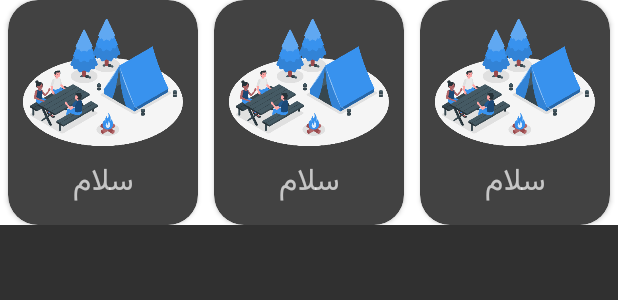
After one commit to sinaata25/hamsafar, an Android app: the layout item_recycler_logup3_fragment.xml on its own in the app's theme, with its tools: preview values and no code run, on a phone screen of 412 x 824 dp. The commit adds this screen. Shown: the top 300 px of the screen. Run offline under Robolectric (Android 15) with nearby library versions, the phone set to English and light mode, and no system bars.

Commit message:
loading intro completed

```diff
--- /dev/null
+++ b/app/src/main/res/layout/item_recycler_logup3_fragment.xml
@@ -0,0 +1,96 @@
+<?xml version="1.0" encoding="utf-8"?>
+<LinearLayout xmlns:android="http://schemas.android.com/apk/res/android"
+    android:layout_width="match_parent"
+    xmlns:app="http://schemas.android.com/apk/res-auto"
+    android:background="@color/white"
+    android:layout_height="150dp">
+
+    <androidx.cardview.widget.CardView
+        android:layout_width="130dp"
+        android:layout_marginHorizontal="5dp"
+        app:cardCornerRadius="20dp"
+        android:layout_weight=".3"
+        android:layout_height="150dp">
+
+        <LinearLayout
+            android:layout_width="match_parent"
+            android:orientation="vertical"
+            android:layout_height="match_parent">
+            <ImageView
+                android:layout_width="match_parent"
+                android:layout_marginTop="10dp"
+                android:src="@mipmap/intro2"
+                android:layout_marginHorizontal="10dp"
+                android:layout_height="90dp"/>
+            <TextView
+                android:layout_width="match_parent"
+                android:layout_marginHorizontal="10dp"
+                android:layout_marginBottom="10dp"
+                android:gravity="center"
+                android:textSize="20dp"
+                android:fontFamily="@font/vazir"
+                android:text="سلام"
+                android:layout_height="40dp"/>
+
+        </LinearLayout>
+    </androidx.cardview.widget.CardView>
+    <androidx.cardview.widget.CardView
+        android:layout_width="130dp"
+        android:layout_marginHorizontal="5dp"
+        app:cardCornerRadius="20dp"
+        android:layout_weight=".3"
+        android:layout_height="150dp">
+
+        <LinearLayout
+            android:layout_width="match_parent"
+            android:orientation="vertical"
+            android:layout_height="match_parent">
+            <ImageView
+                android:layout_width="match_parent"
+                android:layout_marginTop="10dp"
+                android:src="@mipmap/intro2"
+                android:layout_marginHorizontal="10dp"
+                android:layout_height="90dp"/>
+            <TextView
+                android:layout_width="match_parent"
+                android:layout_marginHorizontal="10dp"
+                android:layout_marginBottom="10dp"
+                android:gravity="center"
+                android:textSize="20dp"
+                android:fontFamily="@font/vazir"
+                android:text="سلام"
+                android:layout_height="40dp"/>
+
+        </LinearLayout>
+    </androidx.cardview.widget.CardView>
+    <androidx.cardview.widget.CardView
+        android:layout_width="130dp"
+        android:layout_marginHorizontal="5dp"
+        app:cardCornerRadius="20dp"
+        android:layout_weight=".3"
+        android:layout_height="150dp">
+
+        <LinearLayout
+            android:layout_width="match_parent"
+            android:orientation="vertical"
+            android:layout_height="match_parent">
+            <ImageView
+                android:layout_width="match_parent"
+                android:layout_marginTop="10dp"
+                android:src="@mipmap/intro2"
+                android:layout_marginHorizontal="10dp"
+                android:layout_height="90dp"/>
+            <TextView
+                android:layout_width="match_parent"
+                android:layout_marginHorizontal="10dp"
+                android:layout_marginBottom="10dp"
+                android:gravity="center"
+                android:textSize="20dp"
+                android:fontFamily="@font/vazir"
+                android:text="سلام"
+                android:layout_height="40dp"/>
+
+        </LinearLayout>
+    </androidx.cardview.widget.CardView>
+
+</LinearLayout>
```
Also changed, not shown: app/src/main/AndroidManifest.xml (+16 -8 lines), app/src/main/java/ataei/sina/hamsafar/LoadingActivity.java (added, +14 -0 lines), app/src/main/java/ataei/sina/hamsafar/LoadingActivityIntro.java (added, +31 -0 lines), app/src/main/java/ataei/sina/hamsafar/LogupActivity.java (+29 -1 lines), app/src/main/java/ataei/sina/hamsafar/adapters/AdapterViewPagerLogup.java (added, +47 -0 lines), app/src/main/java/ataei/sina/hamsafar/fragments/Logup_1_Fragment.java (added, +24 -0 lines), app/src/main/java/ataei/sina/hamsafar/fragments/Logup_2_Fragment.java (added, +24 -0 lines), app/src/main/java/ataei/sina/hamsafar/fragments/Logup_3_Fragment.java (added, +24 -0 lines), app/src/main/res/layout/activity_loading.xml (added, +9 -0 lines), app/src/main/res/layout/activity_loading_intro.xml (added, +36 -0 lines), app/src/main/res/layout/logup_3_fragment.xml (added, +34 -0 lines), app/src/main/res/layout/logup_activity.xml (+14 -3 lines), app/src/main/res/mipmap-xxxhdpi/car.png (added).
